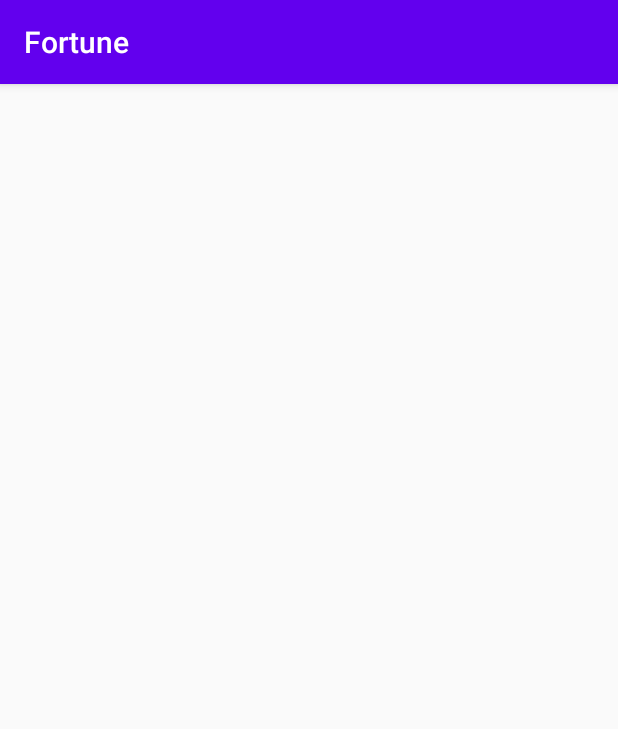
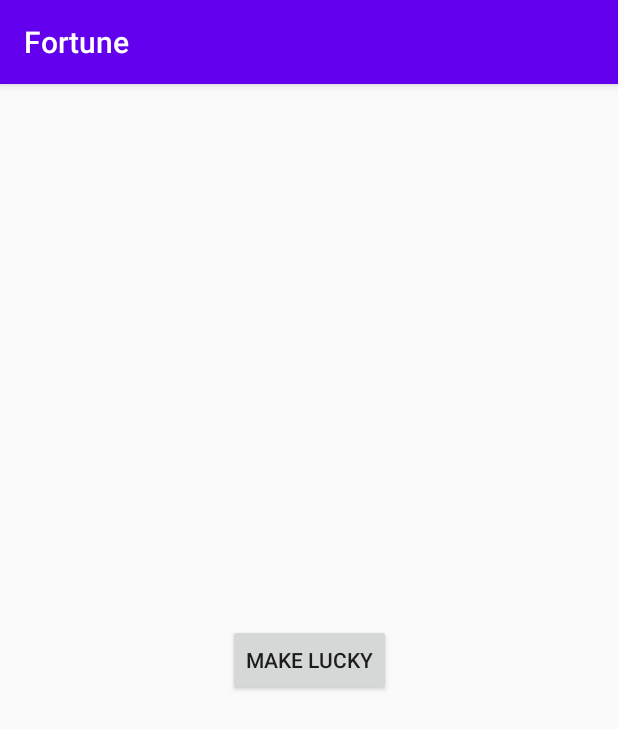
Before and after one commit to butorisa/fortune-app, an Android app: the screen it shows after launch (MainActivity), on a phone screen of 412 x 824 dp. Shown: the top 729 px of the screen. Run offline under Robolectric (Android 15) with nearby library versions, the phone set to English and light mode, and no system bars.

Commit message:
2020/08/29 画面追加

```diff
--- a/app/build.gradle
+++ b/app/build.gradle
@@ -35,6 +35,7 @@ dependencies {
     implementation 'com.squareup.okhttp3:okhttp:4.8.1'
     implementation 'com.fasterxml.jackson.core:jackson-core:2.11.2'
     implementation 'com.fasterxml.jackson.core:jackson-databind:2.11.2'
+    implementation 'androidx.recyclerview:recyclerview:1.1.0'
     testImplementation 'junit:junit:4.12'
     androidTestImplementation 'androidx.test.ext:junit:1.1.1'
     androidTestImplementation 'androidx.test.espresso:espresso-core:3.2.0'
--- a/app/src/main/java/com/fortune/activity/MainActivity.kt
+++ b/app/src/main/java/com/fortune/activity/MainActivity.kt
@@ -2,19 +2,11 @@ package com.fortune.activity
 
 import android.os.Build
 import android.os.Bundle
-import android.widget.TextView
 import androidx.annotation.RequiresApi
 import androidx.appcompat.app.AppCompatActivity
-import androidx.lifecycle.lifecycleScope
-import com.fasterxml.jackson.core.type.TypeReference
-import com.fasterxml.jackson.databind.ObjectMapper
 import com.fortune.R
-import com.fortune.api.RestApiClient
-import com.fortune.bean.FortuneResultBean
-import kotlinx.coroutines.*
-import org.json.JSONObject
-import java.time.LocalDate
-import java.time.format.DateTimeFormatter
+import com.fortune.fragment.EntryFragment
+import com.fortune.fragment.FortuneResultFragment
 
 class MainActivity : AppCompatActivity() {
 
@@ -23,33 +15,9 @@ class MainActivity : AppCompatActivity() {
         super.onCreate(savedInstanceState)
         setContentView(R.layout.activity_main)
 
-        // Coroutine
-        this.lifecycleScope.launch {
-            // call API
-            withContext(Dispatchers.Default) {
-                val url = "http://api.jugemkey.jp/api/horoscope/free/" + getCurrentDate()
-                RestApiClient().requestGet(url)
-            }.let {
-                // mapping json to bean
-                val fortuneResult = parseJson(getCurrentDate(), it)
-                // set TextView
-                findViewById<TextView>(R.id.fortune_text).text =
-                    fortuneResult.get(0)?.content
-            }
-        }
-    }
-
-    @RequiresApi(Build.VERSION_CODES.O)
-    fun getCurrentDate(): String {
-        val today = LocalDate.now()
-        val dateFormatter = DateTimeFormatter.ofPattern("yyyy/MM/dd")
-        return dateFormatter.format(today)
-    }
-
-    private fun parseJson(today: String, strJson: String): List<FortuneResultBean> {
-        val json = JSONObject(strJson)
-        // remove "\" from json-property
-        val strResult = json.getJSONObject("horoscope").getString(today.replace("\\", ""))
-        return ObjectMapper().readValue(strResult, object: TypeReference<List<FortuneResultBean>>(){})
+        val transaction = supportFragmentManager.beginTransaction()
+        transaction.addToBackStack(null)
+        transaction.replace(R.id.container, EntryFragment())
+        transaction.commit()
     }
 }
--- /dev/null
+++ b/app/src/main/java/com/fortune/fragment/EntryFragment.kt
@@ -0,0 +1,30 @@
+package com.fortune.fragment
+
+import android.os.Bundle
+import android.view.LayoutInflater
+import android.view.View
+import android.view.ViewGroup
+import android.widget.Button
+import androidx.fragment.app.Fragment
+import com.fortune.R
+
+class EntryFragment: Fragment() {
+
+    override fun onCreateView(
+        inflater: LayoutInflater,
+        container: ViewGroup?,
+        savedInstanceState: Bundle?
+    ): View? {
+        super.onCreateView(inflater, container, savedInstanceState)
+        val view = inflater.inflate(R.layout.fragment_entry, container, false)
+
+        // set clickListener
+        view?.findViewById<Button>(R.id.button_telling_fortune)?.setOnClickListener {
+            val transaction = fragmentManager?.beginTransaction()
+            transaction?.addToBackStack(null)
+            transaction?.replace(R.id.container, FortuneResultFragment())
+            transaction?.commit()
+        }
+        return view
+    }
+}
--- a/app/src/main/res/layout/activity_main.xml
+++ b/app/src/main/res/layout/activity_main.xml
@@ -1,18 +1,7 @@
 <?xml version="1.0" encoding="utf-8"?>
 <androidx.constraintlayout.widget.ConstraintLayout xmlns:android="http://schemas.android.com/apk/res/android"
-    xmlns:app="http://schemas.android.com/apk/res-auto"
     xmlns:tools="http://schemas.android.com/tools"
+    android:id="@+id/container"
     android:layout_width="match_parent"
     android:layout_height="match_parent"
-    tools:context=".activity.MainActivity">
-
-    <TextView
-        android:id="@+id/fortune_text"
-        android:layout_width="wrap_content"
-        android:layout_height="wrap_content"
-        app:layout_constraintBottom_toBottomOf="parent"
-        app:layout_constraintLeft_toLeftOf="parent"
-        app:layout_constraintRight_toRightOf="parent"
-        app:layout_constraintTop_toTopOf="parent" />
-
-</androidx.constraintlayout.widget.ConstraintLayout>
+    tools:context=".activity.MainActivity" />
--- /dev/null
+++ b/app/src/main/res/layout/fragment_entry.xml
@@ -0,0 +1,18 @@
+<?xml version="1.0" encoding="utf-8"?>
+<androidx.constraintlayout.widget.ConstraintLayout xmlns:android="http://schemas.android.com/apk/res/android"
+    xmlns:app="http://schemas.android.com/apk/res-auto"
+    android:id="@+id/layout_entry"
+    android:layout_width="match_parent"
+    android:layout_height="match_parent">
+
+    <Button
+        android:id="@+id/button_telling_fortune"
+        android:layout_width="wrap_content"
+        android:layout_height="wrap_content"
+        android:text="Make Lucky"
+        app:layout_constraintBottom_toBottomOf="parent"
+        app:layout_constraintEnd_toEndOf="parent"
+        app:layout_constraintStart_toStartOf="parent"
+        app:layout_constraintTop_toTopOf="parent" />
+
+</androidx.constraintlayout.widget.ConstraintLayout>
```
Also changed, not shown: app/src/main/java/com/fortune/fragment/FortuneResultFragment.kt (added, +73 -0 lines), app/src/main/res/layout/fragment_fortune_result.xml (added, +29 -0 lines).
